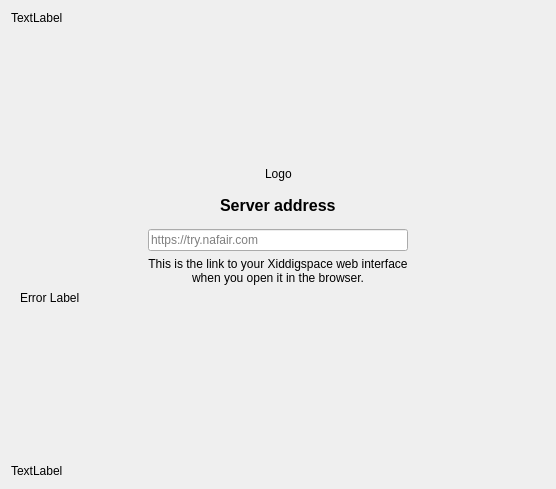
AkhmalFirdaus/nsync, file src/gui/wizard/owncloudsetupnocredspage.ui: the form before one commit.
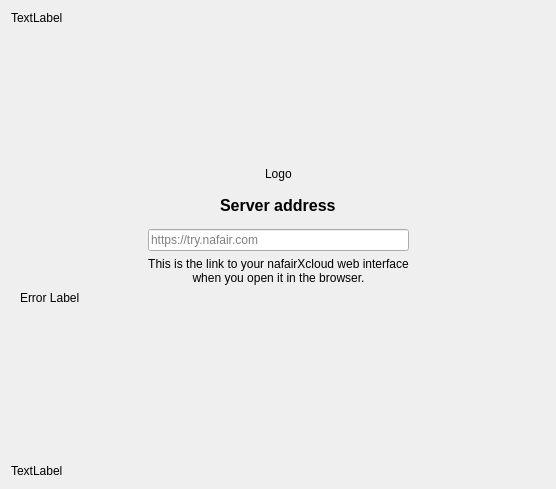
The form after the commit. Custom widgets are drawn as their Qt base class.

What changed in the file:
```diff
--- a/src/gui/wizard/owncloudsetupnocredspage.ui
+++ b/src/gui/wizard/owncloudsetupnocredspage.ui
@@ -256,7 +256,7 @@
                  </sizepolicy>
                 </property>
                 <property name="text">
-                 <string>This is the link to your Xiddigspace web interface when you open it in the browser.</string>
+                 <string>This is the link to your nafairXcloud web interface when you open it in the browser.</string>
                 </property>
                 <property name="alignment">
                  <set>Qt::AlignCenter</set>
```
